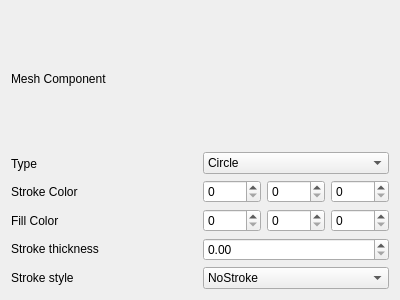
Old version of the form Project_1_QT/mesh.ui in the repository QTGuys/Project_1_QT.
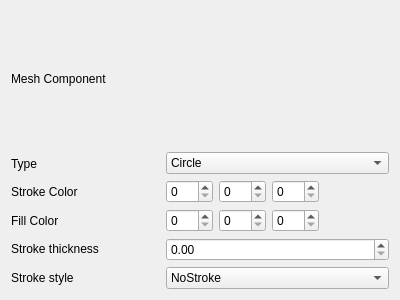
New version of the form.

Patch:
```diff
--- a/Project_1_QT/mesh.ui
+++ b/Project_1_QT/mesh.ui
@@ -101,6 +101,19 @@
            </property>
           </widget>
          </item>
+         <item>
+          <widget class="QWidget" name="BColor" native="true">
+           <property name="minimumSize">
+            <size>
+             <width>64</width>
+             <height>16</height>
+            </size>
+           </property>
+           <property name="autoFillBackground">
+            <bool>true</bool>
+           </property>
+          </widget>
+         </item>
         </layout>
        </item>
        <item>
@@ -132,6 +145,19 @@
            </property>
           </widget>
          </item>
+         <item>
+          <widget class="QWidget" name="FColor" native="true">
+           <property name="minimumSize">
+            <size>
+             <width>64</width>
+             <height>16</height>
+            </size>
+           </property>
+           <property name="autoFillBackground">
+            <bool>true</bool>
+           </property>
+          </widget>
+         </item>
         </layout>
        </item>
        <item>
@@ -140,7 +166,7 @@
        <item>
         <widget class="QComboBox" name="style">
          <property name="currentText">
-          <string>Solid</string>
+          <string>NoStroke</string>
          </property>
          <item>
           <property name="text">
```
